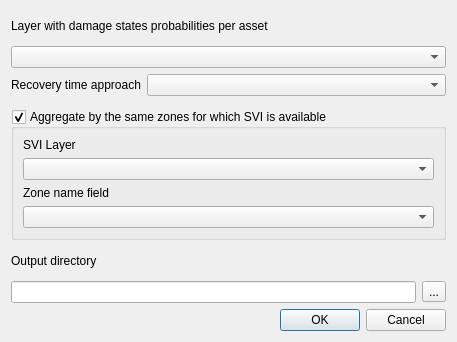
The window that svir/ui/ui_recovery_modeling.ui (gem/oq-irmt-qgis) describes before a commit, drawn with Qt 5.
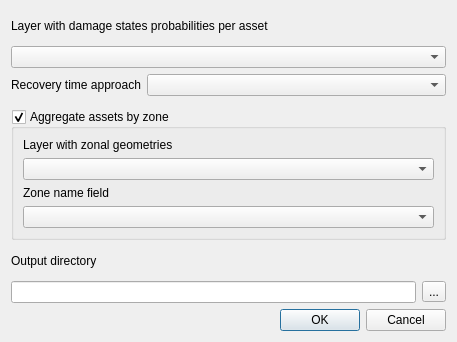
The same window after the commit.

Commit message: Change some labels in the recovery modeling dialog

Patch:
```diff
--- a/svir/ui/ui_recovery_modeling.ui
+++ b/svir/ui/ui_recovery_modeling.ui
@@ -47,7 +47,7 @@
    <item>
     <widget class="QGroupBox" name="integrate_svi_check">
      <property name="title">
-      <string>Aggregate by the same zones for which SVI is available</string>
+      <string>Aggregate assets by zone</string>
      </property>
      <property name="checkable">
       <bool>true</bool>
@@ -56,7 +56,7 @@
       <item>
        <widget class="QLabel" name="label">
         <property name="text">
-         <string>SVI Layer</string>
+         <string>Layer with zonal geometries</string>
         </property>
        </widget>
       </item>
```
